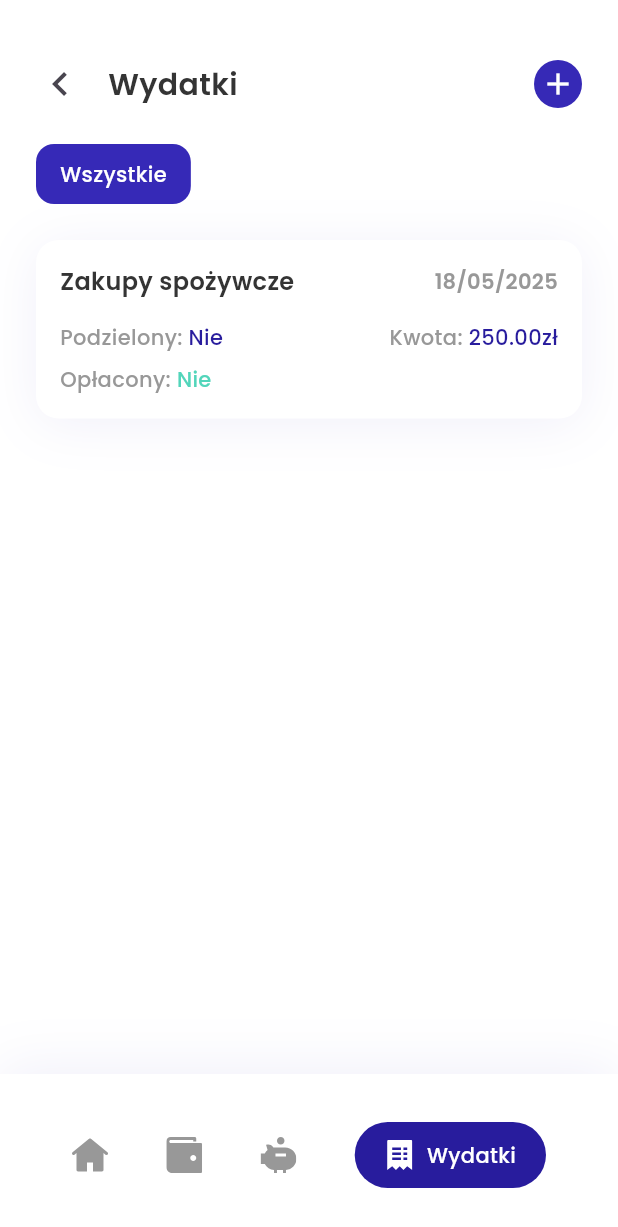
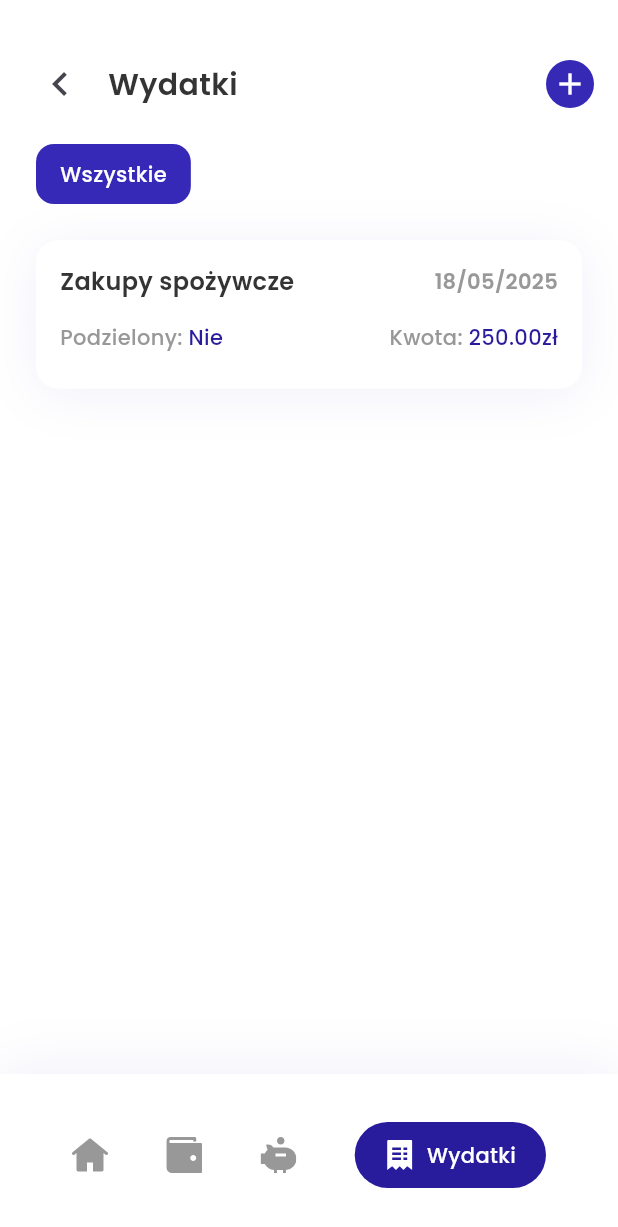
Before and after one commit to kacperramenda/budgetmaster, a Flutter app: the screen it shows after launch, item 4 of the bottom bar chosen, on a phone screen of 412 x 824 dp. Shown: the top 1227 px of the screen. Run offline on Flutter 3.47's test engine with Material 3 defaults, Android fonts, the phone set to English and light mode, and no system bars; our stand-ins replace bloc, flutter_bloc, flutter_svg, isar; accounts and stored records are empty; generated files the repository leaves out were written again.

Commit message:
feat: expense details page

```diff
--- a/lib/main.dart
+++ b/lib/main.dart
@@ -9,6 +9,8 @@
 import 'package:isar/isar.dart';
 import 'package:budgetmaster/data/models/isar_expense.dart';
 import 'package:budgetmaster/data/models/isar_budgetCategory.dart';
+import 'package:budgetmaster/presentation/expenses/view/expense_details_view.dart';
+import 'package:budgetmaster/domain/models/expense.dart';
 
 void main() async {
   WidgetsFlutterBinding.ensureInitialized();
@@ -103,6 +105,10 @@
           '/budget': (context) => const MainScaffold(currentIndex: 1),
           '/savings': (context) => const MainScaffold(currentIndex: 2),
           '/expenses': (context) => const MainScaffold(currentIndex: 3),
+          '/expense_details': (context) {
+            final expense = ModalRoute.of(context)!.settings.arguments as Expense;
+            return ExpenseDetailsView(expense: expense);
+          },
         },
       ),
     );
--- /dev/null
+++ b/lib/presentation/common/page_header.dart
@@ -0,0 +1,55 @@
+import 'package:flutter/material.dart';
+import 'package:budgetmaster/presentation/common/addButton.dart';
+import 'package:budgetmaster/core/constants/app_colors.dart';
+
+class PageHeader extends StatelessWidget {
+  final String title;
+  final String route;
+  final bool showAddButton;
+  final VoidCallback? onAddPressed;
+
+  const PageHeader({
+    super.key,
+    required this.title,
+    required this.route,
+    this.showAddButton = false,
+    this.onAddPressed,
+  });
+
+  @override
+  Widget build(BuildContext context) {
+    return Container(
+      padding: const EdgeInsets.only(top: 32, left: 16, right: 16),
+      color: Colors.white,
+      child: Row(
+        children: [
+          IconButton(
+            icon: const Icon(Icons.chevron_left, size: 32),
+            onPressed: () {
+              Navigator.pushReplacementNamed(context, route);
+            },
+          ),
+          const SizedBox(width: 8),
+          Text(
+            title,
+            style: const TextStyle(
+              fontSize: 20, // Title2
+              fontWeight: FontWeight.w600,
+              color: AppColors.neutral1,
+              fontFamily: 'Poppins',
+              height: 1.4,
+            ),
+          ),
+          const Spacer(),
+          if (showAddButton)
+            RoundAddButton(
+              onPressed: onAddPressed ??
+                  () {
+                    Navigator.pushNamed(context, '/add-expense');
+                  },
+            ),
+        ],
+      ),
+    );
+  }
+}
--- a/lib/presentation/expenses/view/expenses_view.dart
+++ b/lib/presentation/expenses/view/expenses_view.dart
@@ -1,12 +1,14 @@
+import 'package:budgetmaster/presentation/common/page_header.dart';
 import 'package:budgetmaster/presentation/expenses/cubit/expense_cubit.dart';
 import 'package:flutter/material.dart';
 import 'package:flutter_bloc/flutter_bloc.dart';
 import 'package:budgetmaster/presentation/expenses/widgets/expense_list_item.dart';
-import 'package:budgetmaster/presentation/expenses/widgets/expenses_header.dart';
 import 'package:budgetmaster/presentation/expenses/widgets/expenses_category_scroll_list.dart';
 
+
 class ExpensesView extends StatelessWidget {
-  const ExpensesView({Key? key}) : super(key: key);
+  const ExpensesView({super.key});
+
   @override
   Widget build(BuildContext context) {
     return Scaffold(
@@ -16,18 +18,25 @@ class ExpensesView extends StatelessWidget {
           return Column(
             crossAxisAlignment: CrossAxisAlignment.start,
             children: [
-              const ExpensesHeader(),
+              PageHeader(
+                title: 'Wydatki',
+                route: '/expenses',
+                showAddButton: true,
+                onAddPressed: () {
+                  Navigator.pushNamed(context, '/add-expense');
+                },
+              ),
               Padding(
                 padding: const EdgeInsets.symmetric(vertical: 16, horizontal: 24),
                 child: ExpensesCategoryScrollList(
                   categories: state.budgetCategories,
-                  selectedCategory: state.selectedCategory, // Add this line
+                  selectedCategory: state.selectedCategory,
                   onCategorySelected: (selectedCategory) {
                     context.read<ExpenseCubit>().selectCategory(selectedCategory);
                   },
                 ),
               ),
-              // Lista wydatków
+              // Expenses list
               Expanded(
                 child: state.expenses.isEmpty
                     ? const Center(child: Text('Brak wydatków'))
--- a/lib/presentation/expenses/widgets/expense_list_item.dart
+++ b/lib/presentation/expenses/widgets/expense_list_item.dart
@@ -67,7 +67,8 @@ class ExpenseListItem extends StatelessWidget {
             const SizedBox(height: 8),
 
             // Third row: Paid
-            _labelValue("Opłacony", expense.isPaid ? "Tak" : "Nie", AppColors.semanticGreen),
+            if(expense.isSplitted)
+              _labelValue("Opłacony", expense.isPaid ? "Tak" : "Nie", expense.isPaid ? AppColors.semanticGreen : AppColors.semanticRed),
           ],
         ),
       ),
--- a/lib/presentation/expenses/widgets/expenses_header.dart
+++ /dev/null
@@ -1,42 +0,0 @@
-import 'package:budgetmaster/core/constants/app_colors.dart';
-import 'package:flutter/material.dart';
-import 'package:budgetmaster/presentation/common/addButton.dart';
-
-class ExpensesHeader extends StatelessWidget {
-  const ExpensesHeader({super.key});
-
-  @override
-  Widget build(BuildContext context) {
-    return Container(
-      padding: const EdgeInsets.only(top: 32, left: 16, right: 24),
-      color: Colors.white,
-      child: Row(
-        children: [
-          IconButton(
-            icon: const Icon(Icons.chevron_left, size: 32),
-            onPressed: () {
-              Navigator.pushReplacementNamed(context, '/home');
-            },
-          ),
-          const SizedBox(width: 8),
-          const Text(
-            'Wydatki',
-            style: TextStyle(
-              fontSize: 20, // Title2
-              fontWeight: FontWeight.w600,
-              color: AppColors.neutral1,
-              fontFamily: 'Poppins',
-              height: 1.4,
-            ),
-          ),
-          const Spacer(),
-          RoundAddButton(
-            onPressed: () {
-              Navigator.pushNamed(context, '/add-expense');
-            },
-          ),
-        ],
-      ),
-    );
-  }
-}
```
Also changed, not shown: lib/presentation/expenses/view/details/expense_details_view.dart (added, +266 -0 lines).
